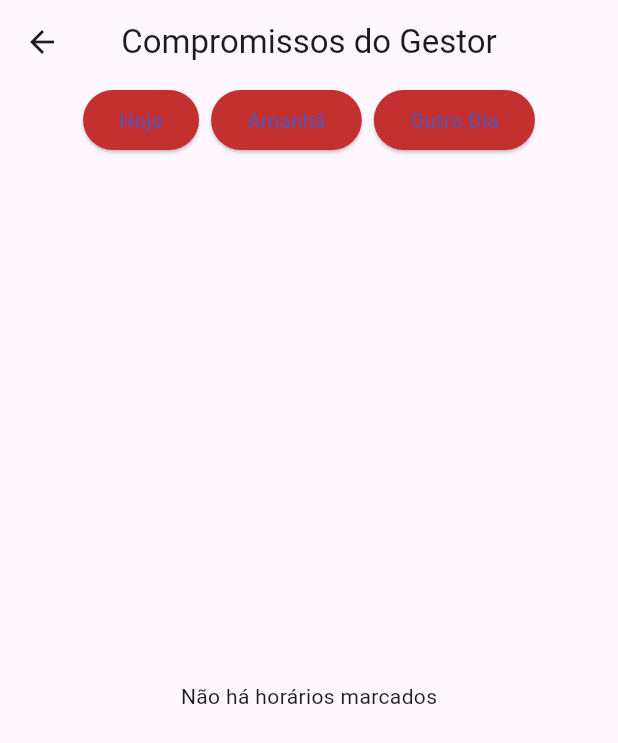
After one commit to matheuscorreaprestes/nippoarapp, a Flutter app: the CommitmentsScreenManager screen opened directly, after a tap on "Hoje", on a phone screen of 412 x 824 dp. The commit adds this screen. Shown: the top 743 px of the screen. Run offline on Flutter 3.47's test engine with Material 3 defaults, Android fonts, the phone set to English and light mode, and no system bars; our stand-ins replace cloud_firestore, firebase_auth, firebase_core, flutter_pw_validator, table_calendar; missing offline and left inert: br_validators, dart:ffi; accounts and stored records are empty.

Commit message:
Compromissos gestor funcionando e Gerenciar Servico funcionando

```diff
--- a/lib/models/schedule_model.dart
+++ b/lib/models/schedule_model.dart
@@ -1,6 +1,9 @@
+import 'dart:ffi';
+
 import 'package:cloud_firestore/cloud_firestore.dart';
 import 'package:flutter/material.dart';
 import 'package:intl/intl.dart';
+import 'package:nippoarapp/models/servico_model.dart';
 import 'package:nippoarapp/models/user_model.dart';
 import 'package:scoped_model/scoped_model.dart';
 
@@ -15,6 +18,7 @@ class ScheduleModel extends Model {
   DateTime? dataSelecionada;
   TimeOfDay? horaSelecionada;
   String? servicoSelecionado;
+  double? valorServicoSelecionado;
 
   // Método para carregar agendamentos do cliente
   Future<void> carregarAgendamentosDoCliente(String userId) async {
@@ -51,6 +55,7 @@ class ScheduleModel extends Model {
           servico: doc.get('servico') ?? 'Não especificado',
           nomeCliente: doc.get('nomeCliente') ?? 'Não especificado',
           userId: doc.get('userId') ?? 'Não especificado',
+          valorServico: doc.get('valorServico') ?? null,
         ));
       }
       notifyListeners();
@@ -60,31 +65,38 @@ class ScheduleModel extends Model {
   }
 
   // Método consolidado para carregar horários disponíveis
-  Future<void> carregarHorariosDisponiveis(String userId, DateTime dataSelecionada) async {
+  Future<void> carregarHorariosDisponiveis(DateTime dataSelecionada) async {
     String dataFormatada = DateFormat('yyyyMMdd').format(dataSelecionada);
     List<String> todosHorarios = ["08:00", "09:00", "10:00", "11:00", "12:00", "13:00", "14:00", "15:00", "16:00"];
     horariosDisponiveis.clear();
 
     try {
-      // Obtendo todos os agendamentos na data selecionada
       QuerySnapshot agendamentosSnapshot = await _firestore
-          .collection('users')
-          .doc(userId)
           .collection('agendamentos')
-          .where('data', isEqualTo: dataFormatada)
+          .doc(dataFormatada)
+          .collection('horarios')
           .get();
 
-      // Conjunto de horários já agendados para a data
+      if (agendamentosSnapshot.docs.isEmpty) {
+        print("Nenhum horário encontrado para a data: $dataFormatada");
+      } else {
+        for (var doc in agendamentosSnapshot.docs) {
+          print("Horário encontrado: ${doc.id}, dados: ${doc.data()}");
+        }
+      }
+
       Set<String> horariosAgendados = agendamentosSnapshot.docs
           .map((doc) => doc.get('hora') as String)
           .toSet();
 
-      // Filtrando horários disponíveis
       for (String horario in todosHorarios) {
         if (!horariosAgendados.contains(horario)) {
           horariosDisponiveis.add(_convertStringToTimeOfDay(horario));
         }
       }
+
+      // Verificar se horários disponíveis estão sendo carregados corretamente
+      print("Horários disponíveis: $horariosDisponiveis");
     } catch (e) {
       print("Erro ao carregar horários disponíveis: $e");
     }
@@ -109,6 +121,57 @@ class ScheduleModel extends Model {
     return horarios;
   }
 
+
+// Método para carregar agendamentos para o gestor (userType = manager)
+  Future<void> carregarHorariosManager(DateTime dataSelecionada) async {
+    String dataFormatada = DateFormat('yyyyMMdd').format(dataSelecionada);
+    agendamentos.clear();
+
+    try {
+      // Busca agendamentos na coleção geral de 'agendamentos'
+      QuerySnapshot snapshot = await _firestore
+          .collection('agendamentos')
+          .doc(dataFormatada)
+          .collection('horarios')
+          .get();
+
+      for (DocumentSnapshot doc in snapshot.docs) {
+        String horaString = doc.get('hora');
+        List<String> partesHora = horaString.split(':');
+        TimeOfDay hora = TimeOfDay(
+          hour: int.parse(partesHora[0]),
+          minute: int.parse(partesHora[1]),
+        );
+
+        agendamentos.add(Horario(
+          data: DateTime(
+            dataSelecionada.year,
+            dataSelecionada.month,
+            dataSelecionada.day,
+            hora.hour,
+            hora.minute,
+          ),
+          veiculo: Veiculo(
+            marca: doc.get('veiculo.marca') ?? 'Desconhecida',
+            modelo: doc.get('veiculo.modelo') ?? 'Desconhecido',
+            placa: doc.get('veiculo.placa') ?? 'Desconhecida',
+          ),
+          servico: doc.get('servico') ?? 'Não especificado',
+          nomeCliente: doc.get('nomeCliente') ?? 'Não especificado',
+          userId: doc.get('userId') ?? 'Não especificado',
+          valorServico: doc.get('valorServico') ?? 0.0,
+        ));
+      }
+
+      // Ordena os agendamentos por horário
+      agendamentos.sort((a, b) => a.data.compareTo(b.data));
+      notifyListeners();
+    } catch (e) {
+      print('Erro ao carregar agendamentos para o gestor: $e');
+    }
+  }
+
+
   Future<void> adicionarAgendamento(Horario horario, String nomeCliente, String userId) async {
     try {
       // Adiciona agendamento na coleção do usuário
@@ -117,7 +180,7 @@ class ScheduleModel extends Model {
           .doc(userId)
           .collection('agendamentos')
           .add({
-        'data': DateFormat('yyyy-MM-dd').format(horario.data),
+        'data': DateFormat('yyyyMMdd').format(horario.data),
         'hora': '${horario.data.hour.toString().padLeft(2, '0')}:${horario.data.minute.toString().padLeft(2, '0')}',
         'veiculo': {
           'marca': horario.veiculo.marca,
@@ -125,6 +188,7 @@ class ScheduleModel extends Model {
           'placa': horario.veiculo.placa,
         },
         'servico': horario.servico,
+        'valorServico': horario.valorServico,
         'nomeCliente': nomeCliente,
         'status': 'confirmado',
         'userId': userId,
@@ -146,6 +210,7 @@ class ScheduleModel extends Model {
           'placa': horario.veiculo.placa,
         },
         'servico': horario.servico,
+        'valorServico': horario.valorServico,
         'nomeCliente': nomeCliente,
         'userId': userId,
         'status': 'confirmado',
@@ -196,13 +261,12 @@ class ScheduleModel extends Model {
     }
   }
 
-
-
   void resetarSelecoes() {
     veiculoSelecionado = null;
     dataSelecionada = null;
     horaSelecionada = null;
     servicoSelecionado = null;
+    valorServicoSelecionado = null;
     notifyListeners();
   }
 
@@ -219,7 +283,7 @@ class ScheduleModel extends Model {
 
   void selecionarData(DateTime data, String userId) {
     dataSelecionada = data;
-    carregarHorariosDisponiveis(userId, dataSelecionada!);
+    carregarHorariosDisponiveis(dataSelecionada!);
     notifyListeners();
   }
 
@@ -228,8 +292,9 @@ class ScheduleModel extends Model {
     notifyListeners();
   }
 
-  void selecionarServico(String servico) {
-    servicoSelecionado = servico;
+  void selecionarServico(Servico servico) {
+    servicoSelecionado = servico.nome;
+    valorServicoSelecionado = servico.preco;
     notifyListeners();
   }
 }
@@ -240,6 +305,7 @@ class Horario {
   final String servico;
   final String nomeCliente;
   final String userId;
+  final double valorServico;
 
   Horario({
     required this.data,
@@ -247,6 +313,7 @@ class Horario {
     required this.servico,
     required this.nomeCliente,
     required this.userId,
+    required this.valorServico,
   });
 }
 
--- /dev/null
+++ b/lib/models/servico_model.dart
@@ -0,0 +1,53 @@
+import 'package:cloud_firestore/cloud_firestore.dart';
+
+class Servico {
+  String id; // ID do serviço, gerado automaticamente pelo banco de dados
+  String nome; // Nome do serviço, ex: Lavagem Externa
+  double preco; // Preço do serviço, ex: 50.0
+
+  Servico({
+    required this.id,
+    required this.nome,
+    required this.preco,
+  });
+
+  // Método para converter de e para o Firestore
+  Map<String, dynamic> toMap() {
+    return {
+      'id': id,
+      'nome': nome,
+      'preco': preco,
+    };
+  }
+
+  static Servico fromMap(Map<String, dynamic> map) {
+    return Servico(
+      id: map['id'] ?? '',
+      nome: map['nome'] ?? '',
+      preco: map['preco']?.toDouble() ?? 0.0,
+    );
+  }
+}
+
+// Funções de CRUD
+
+Future<void> adicionarServico(Servico servico) async {
+  final docRef = FirebaseFirestore.instance.collection('servicos').doc();
+  servico.id = docRef.id; // Define o ID gerado pelo Firestore
+  await docRef.set(servico.toMap());
+}
+
+Future<void> editarServico(Servico servico) async {
+  await FirebaseFirestore.instance.collection('servicos').doc(servico.id).update(servico.toMap());
+}
+
+Future<void> removerServico(String id) async {
+  await FirebaseFirestore.instance.collection('servicos').doc(id).delete();
+}
+
+Stream<List<Servico>> listarServicos() {
+  return FirebaseFirestore.instance
+      .collection('servicos')
+      .snapshots()
+      .map((snapshot) => snapshot.docs.map((doc) => Servico.fromMap(doc.data())).toList());
+}
--- /dev/null
+++ b/lib/screens/commitments_screen_manager.dart
@@ -0,0 +1,123 @@
+import 'package:flutter/material.dart';
+import 'package:nippoarapp/models/schedule_model.dart';
+import 'package:scoped_model/scoped_model.dart';
+import 'package:nippoarapp/widgets/horario_card_manager.dart';
+
+class CommitmentsScreenManager extends StatefulWidget {
+  @override
+  _CommitmentsScreenManagerState createState() => _CommitmentsScreenManagerState();
+}
+
+class _CommitmentsScreenManagerState extends State<CommitmentsScreenManager> {
+  DateTime selectedDate = DateTime.now();
+  Future<void>? _loadFuture;
+
+  @override
+  void initState() {
+    super.initState();
+    _loadFuture = _carregarHorariosDoManager(selectedDate);
+  }
+
+  Future<void> _carregarHorariosDoManager(DateTime date) async {
+    final scheduleModel = ScopedModel.of<ScheduleModel>(context, rebuildOnChange: true);
+    try {
+      // Usar o novo método carregarHorariosManager
+      await scheduleModel.carregarHorariosManager(date);
+      print("Dados carregados com sucesso para a data: $date");
+    } catch (error) {
+      print("Erro ao carregar horários: $error");
+      // Atribui um future falhado para re-renderizar a UI
+      setState(() {
+        _loadFuture = Future.error(error);
+      });
+    }
+  }
+
+  void _onDateChanged(DateTime date) {
+    setState(() {
+      selectedDate = date;
+      _loadFuture = _carregarHorariosDoManager(selectedDate);
+    });
+  }
+
+  @override
+  Widget build(BuildContext context) {
+    return Scaffold(
+      appBar: AppBar(
+        title: Text('Compromissos do Gestor'),
+        centerTitle: true,
+      ),
+      body: Column(
+        children: [
+          // Row de botões para selecionar a data
+          Row(
+            mainAxisAlignment: MainAxisAlignment.center,
+            children: [
+              ElevatedButton(
+                onPressed: () => _onDateChanged(DateTime.now()),
+                child: Text('Hoje'),
+              ),
+              SizedBox(width: 8),
+              ElevatedButton(
+                onPressed: () => _onDateChanged(DateTime.now().add(Duration(days: 1))),
+                child: Text('Amanhã'),
+              ),
+              SizedBox(width: 8),
+              ElevatedButton(
+                onPressed: () async {
+                  DateTime? pickedDate = await showDatePicker(
+                    context: context,
+                    initialDate: selectedDate,
+                    firstDate: DateTime(2020),
+                    lastDate: DateTime(2030),
+                  );
+                  if (pickedDate != null) {
+                    _onDateChanged(pickedDate);
+                  }
+                },
+                child: Text('Outro Dia'),
+              ),
+            ],
+          ),
+          // FutureBuilder para exibir os dados ou mensagens de erro/carregamento
+          Expanded(
+            child: FutureBuilder<void>(
+              future: _loadFuture,
+              builder: (context, snapshot) {
+                if (snapshot.connectionState == ConnectionState.waiting) {
+                  return Center(child: CircularProgressIndicator());
+                } else if (snapshot.hasError) {
+                  // Exibe o erro, mas os botões permanecem habilitados
+                  return Center(child: Text('Erro ao carregar os dados.'));
+                } else {
+                  // Exibe os compromissos usando ScopedModelDescendant
+                  return ScopedModelDescendant<ScheduleModel>(
+                    rebuildOnChange: true,
+                    builder: (context, child, scheduleModel) {
+                      if (scheduleModel.agendamentos.isEmpty) {
+                        return Center(
+                          child: Text('Não há horários marcados'),
+                        );
+                      }
+
+                      return ListView.builder(
+                        itemCount: scheduleModel.agendamentos.length,
+                        itemBuilder: (context, index) {
+                          final horario = scheduleModel.agendamentos[index];
+                          return HorarioCardManager(
+                            horario: horario,
+                            onCancelar: () => scheduleModel.cancelarAgendamento(horario, horario.userId),
+                          );
+                        },
+                      );
+                    },
+                  );
+                }
+              },
+            ),
+          ),
+        ],
+      ),
+    );
+  }
+}
--- a/lib/widgets/custom_drawer.dart
+++ b/lib/widgets/custom_drawer.dart
@@ -74,12 +74,14 @@ class CustomDrawer extends StatelessWidget {
                       Divider(color: Colors.transparent),
                      // DrawerTile(Icons.calendar_today, "Agendar", pageController, 0),
                       DrawerTile(Icons.account_box, "Perfil", pageController, 1),
-                      DrawerTile(Icons.calendar_month, "Meus Compromissos", pageController, 0),
                       if (model.userType == 'client') ...[
+                        DrawerTile(Icons.calendar_month, "Meus Compromissos", pageController, 0),
                         DrawerTile(Icons.loyalty_outlined, "Pontos de fidelidade", pageController, 3),
                         DrawerTile(Icons.directions_car, "Gerenciar Automóvel", pageController, 2),
                       ] else if (model.userType == 'manager') ...[
                         DrawerTile(Icons.loyalty_outlined, "Gerenciar Fidelidade", pageController, 3),
+                        DrawerTile(Icons.price_change_outlined, "Gerenciar Serviços", pageController, 4),
+                        DrawerTile(Icons.calendar_month, "Agendamentos", pageController, 5),
                       ],
                       ListTile(
                         leading: Icon(Icons.logout),
```
Also changed, not shown: lib/screens/home_screen.dart (+19 -5 lines), lib/screens/schedule_screen.dart (+7 -1 lines), lib/screens/servico_screen.dart (added, +137 -0 lines), lib/widgets/horario_card_manager.dart (added, +96 -0 lines), lib/widgets/servico_selection_card.dart (+22 -9 lines), lib/screens/commitments_screen.dart (line endings or trailing spaces), lib/widgets/horario_card.dart (line endings or trailing spaces).
